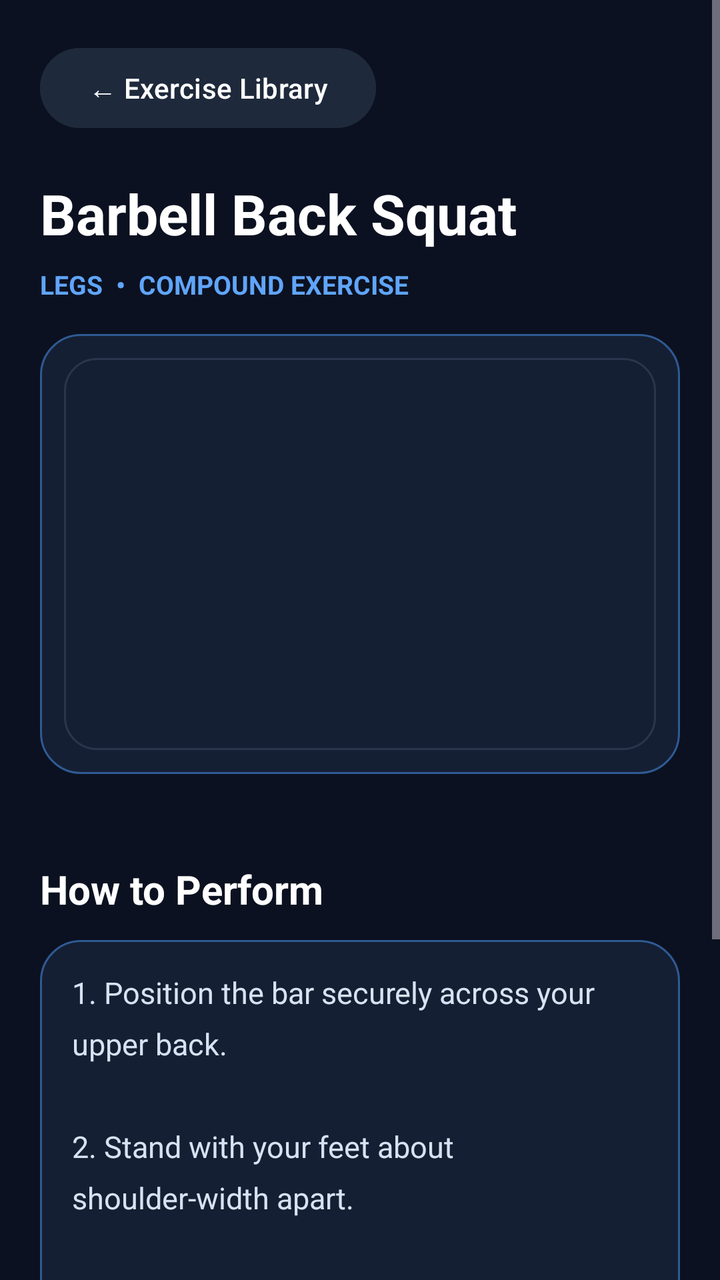
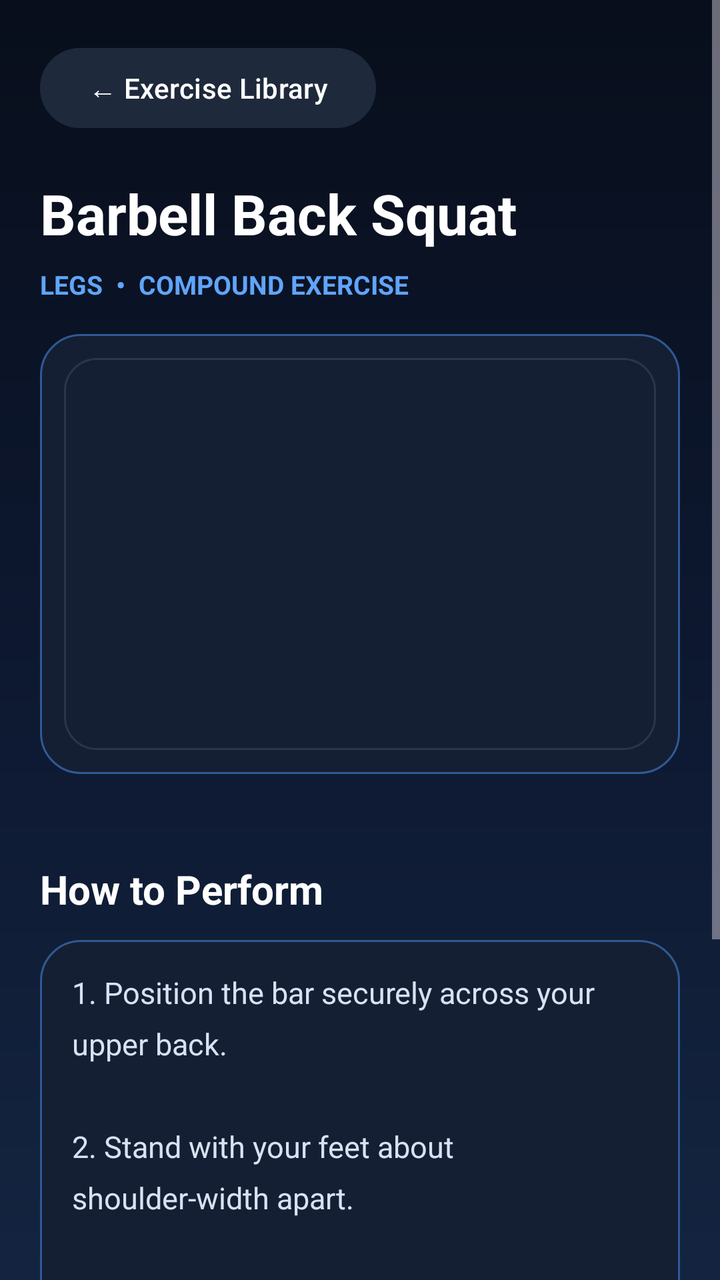

Screens rendered from an Android XML layout before and after an edit, with the pre-edit source and the edit as a unified diff.
<!-- AndroidManifest.xml: application theme Theme.GymTrackerPro -->
<!-- res/layout/activity_exercise_detail.xml -->
<?xml version="1.0" encoding="utf-8"?>
<ScrollView xmlns:android="http://schemas.android.com/apk/res/android"
    android:layout_width="match_parent"
    android:layout_height="match_parent"
    android:background="#0B1120"
    android:fillViewport="true">

    <LinearLayout
        android:layout_width="match_parent"
        android:layout_height="wrap_content"
        android:orientation="vertical"
        android:padding="20dp">

        <Button
            android:id="@+id/buttonBackExercises"
            android:layout_width="wrap_content"
            android:layout_height="wrap_content"
            android:backgroundTint="#1E293B"
            android:text="← Exercise Library"
            android:textColor="#FFFFFF" />

        <TextView
            android:id="@+id/textExerciseTitle"
            android:layout_width="match_parent"
            android:layout_height="wrap_content"
            android:layout_marginTop="20dp"
            android:text="Barbell Back Squat"
            android:textColor="#FFFFFF"
            android:textSize="28sp"
            android:textStyle="bold" />

        <TextView
            android:id="@+id/textExerciseCategory"
            android:layout_width="match_parent"
            android:layout_height="wrap_content"
            android:layout_marginTop="8dp"
            android:text="LEGS  •  COMPOUND EXERCISE"
            android:textColor="#60A5FA"
            android:textSize="13sp"
            android:textStyle="bold" />


        <ImageView
            android:id="@+id/imageExerciseIllustration"
            android:layout_width="match_parent"
            android:layout_height="220dp"
            android:layout_marginTop="16dp"
            android:layout_marginBottom="16dp"
            android:background="@drawable/bg_card"
            android:padding="12dp"
            android:scaleType="fitCenter"
            android:contentDescription="Exercise technique illustration"
            android:src="@drawable/exercise_placeholder" />


        <TextView
            android:layout_width="match_parent"
            android:layout_height="wrap_content"
            android:layout_marginTop="28dp"
            android:text="How to Perform"
            android:textColor="#FFFFFF"
            android:textSize="20sp"
            android:textStyle="bold" />

        <TextView
            android:id="@+id/textExerciseInstructions"
            android:layout_width="match_parent"
            android:layout_height="wrap_content"
            android:layout_marginTop="12dp"
            android:background="@drawable/bg_card"
            android:lineSpacingExtra="8dp"
            android:padding="16dp"
            android:text="1. Position the bar securely across your upper back.\n\n2. Stand with your feet about shoulder-width apart.\n\n3. Bend your hips and knees while keeping your back controlled.\n\n4. Push through your feet to return to standing."
            android:textColor="#D7E2F2"
            android:textSize="15sp" />

        <TextView
            android:layout_width="match_parent"
            android:layout_height="wrap_content"
            android:layout_marginTop="20dp"
            android:layout_marginBottom="20dp"
            android:text="Use a manageable weight and maintain proper technique."
            android:textColor="#94A3B8"
            android:textSize="13sp" />

    </LinearLayout>

</ScrollView>
<!-- resources referenced by this layout -->
<resources>
  <!-- drawable bg_card (drawable) -->
  <?xml version="1.0" encoding="utf-8"?>
  <shape xmlns:android="http://schemas.android.com/apk/res/android" android:shape="rectangle">
      <solid android:color="@color/gt_surface" />
      <corners android:radius="20dp" />
      <stroke android:width="1dp" android:color="@color/gt_stroke" />
  </shape>
  <!-- drawable exercise_placeholder (drawable) -->
  <?xml version="1.0" encoding="utf-8"?>
  <shape xmlns:android="http://schemas.android.com/apk/res/android"
      android:shape="rectangle">
  
      <corners android:radius="16dp" />
  
      <solid android:color="#151F33" />
  
      <stroke
          android:width="1dp"
          android:color="#29364D" />
  
  </shape>
  <style name="Theme.GymTrackerPro" parent="Base.Theme.GymTrackerPro" />
  <color name="gt_surface">#151F33</color>
  <color name="gt_stroke">#2F5A94</color>
  <style name="Base.Theme.GymTrackerPro" parent="Theme.Material3.Dark.NoActionBar">
          <item name="colorPrimary">@color/gt_blue</item>
          <item name="colorSurface">@color/gt_surface</item>
          <item name="android:windowBackground">@color/gt_background</item>
  
          
          <item name="android:statusBarColor">@color/gt_background</item>
          <item name="android:navigationBarColor">@color/gt_background</item>
          <item name="android:windowLightStatusBar">false</item>
      </style>
  <color name="gt_blue">#60A5FA</color>
  <color name="gt_background">#0B1120</color>
</resources>

<!-- the commit's change to res/layout/activity_exercise_detail.xml (unified diff, before → after) -->
@@ -2,7 +2,7 @@
 <ScrollView xmlns:android="http://schemas.android.com/apk/res/android"
     android:layout_width="match_parent"
     android:layout_height="match_parent"
-    android:background="#0B1120"
+    android:background="@drawable/bg_midnight_gradient"
     android:fillViewport="true">
 
     <LinearLayout
<!-- resource entries referenced after the edit -->
@@ -6,6 +6,19 @@
       <solid android:color="@color/gt_surface" />
       <corners android:radius="20dp" />
       <stroke android:width="1dp" android:color="@color/gt_stroke" />
+  </shape>
+  <!-- drawable bg_midnight_gradient (drawable) -->
+  <?xml version="1.0" encoding="utf-8"?>
+  <shape xmlns:android="http://schemas.android.com/apk/res/android"
+      android:shape="rectangle">
+  
+      <gradient
+          android:angle="270"
+          android:startColor="#080E1B"
+          android:centerColor="#0D1830"
+          android:endColor="#142440"
+          android:type="linear" />
+  
   </shape>
   <!-- drawable exercise_placeholder (drawable) -->
   <?xml version="1.0" encoding="utf-8"?>
